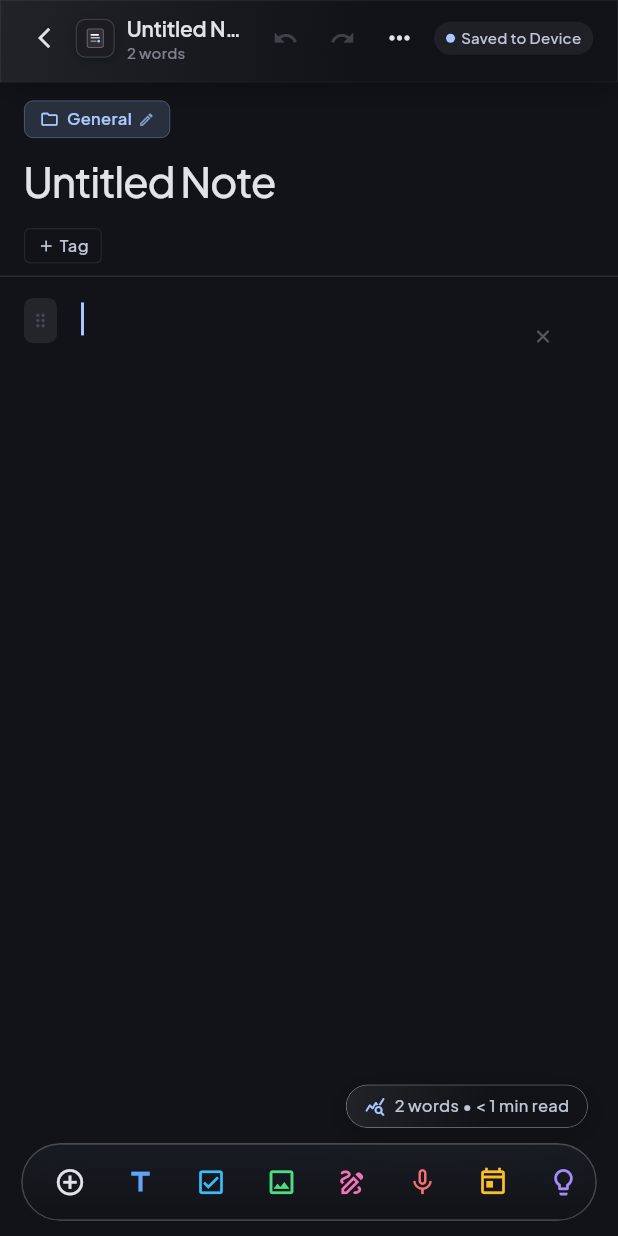
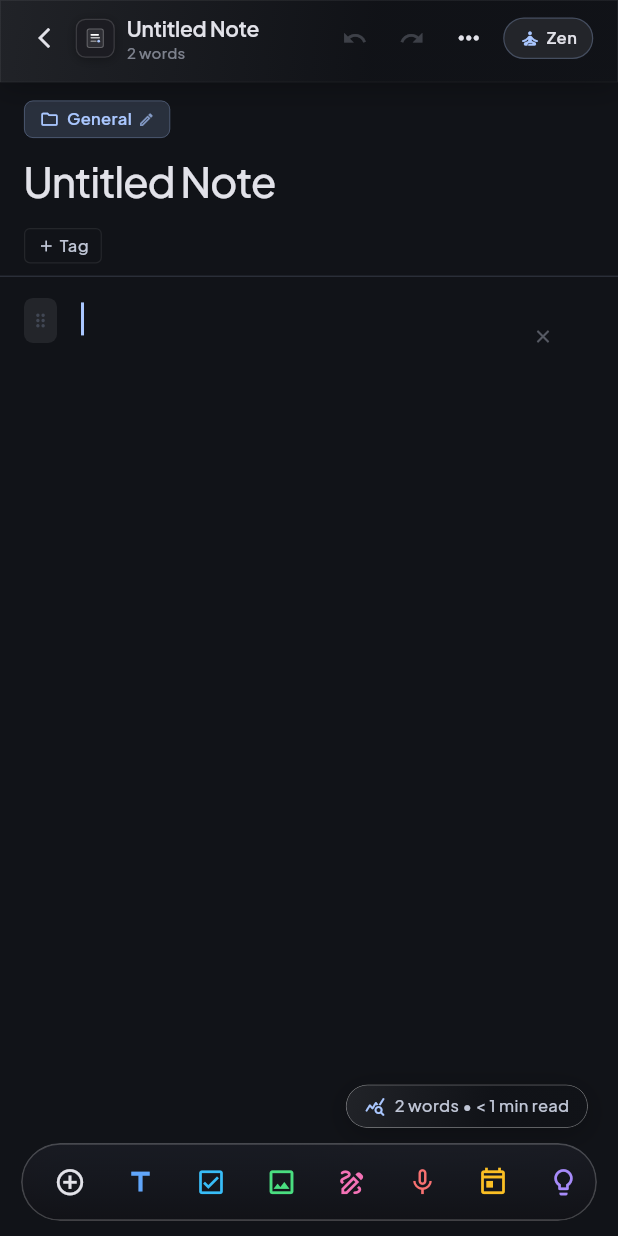
Before and after one commit to AdibSZ/QuickNote, a Flutter app: the screen it shows after launch, after a tap on the "add" icon, on a phone screen of 412 x 824 dp. Run offline on Flutter 3.47's test engine with Material 3 defaults, Android fonts, the phone set to English and light mode, and no system bars; our stand-ins replace audioplayers, bloc, equatable, file_picker, flutter_bloc, google_fonts and 3 more; missing offline and left inert: record.

Commit message:
fix: resolve checklist keyboard dismissal, block reordering offset, mobile back navigation, Zen mode RTL and rich media, and add quick Zen button

```diff
--- a/apps/quicknote/lib/features/editor/presentation/screens/note_editor_screen.dart
+++ b/apps/quicknote/lib/features/editor/presentation/screens/note_editor_screen.dart
@@ -133,7 +133,9 @@ class NoteEditorScreen extends StatelessWidget {
                         onReorderStart: (_) => TactileFeedback.medium(),
                         onReorderItem: (oldIndex, newIndex) {
                           TactileFeedback.heavy();
-                          cubit.reorderBlocks(oldIndex, newIndex);
+                          final titleOffset = state.blocks.indexWhere((b) => b.type != BlockType.title);
+                          final offset = titleOffset == -1 ? 0 : titleOffset;
+                          cubit.reorderBlocks(oldIndex + offset, newIndex + offset);
                         },
                         proxyDecorator: (child, index, animation) {
                           return AnimatedBuilder(
--- a/apps/quicknote/lib/features/editor/presentation/widgets/editor_header.dart
+++ b/apps/quicknote/lib/features/editor/presentation/widgets/editor_header.dart
@@ -5,6 +5,7 @@ import '../../../../core/theme/app_typography.dart';
 import '../../../../core/ui_kit/app_emblem.dart';
 import '../../../../core/ui_kit/glass_container.dart';
 import '../../../../core/ui_kit/glass_icon_button.dart';
+import '../../../../core/ui_kit/tactile_feedback.dart';
 import 'editor_more_menu_sheet.dart';
 
 class EditorHeader extends StatelessWidget {
@@ -162,31 +163,42 @@ class EditorHeader extends StatelessWidget {
                 ),
               ),
               const SizedBox(width: 6),
-              Container(
-                padding: const EdgeInsets.symmetric(horizontal: 8, vertical: 4),
+              InkWell(
+                onTap: () {
+                  TactileFeedback.light();
+                  onZenMode?.call();
+                },
+                borderRadius: BorderRadius.circular(9999),
+                child: Container(
+                  padding: const EdgeInsets.symmetric(horizontal: 10, vertical: 5),
                   decoration: BoxDecoration(
                     color: isDark
-                      ? AppColors.darkSurfaceContainerHigh.withValues(alpha: 0.6)
-                      : AppColors.lightSurfaceContainerHigh.withValues(alpha: 0.6),
+                        ? AppColors.darkSurfaceContainerHigh.withValues(alpha: 0.8)
+                        : AppColors.lightSurfaceContainerHigh.withValues(alpha: 0.8),
                     borderRadius: BorderRadius.circular(9999),
+                    border: Border.all(
+                      color: primary.withValues(alpha: 0.25),
+                      width: 0.8,
+                    ),
                   ),
                   child: Row(
                     mainAxisSize: MainAxisSize.min,
                     children: [
-                    Container(
-                      width: 6,
-                      height: 6,
-                      decoration: BoxDecoration(
-                        color: isSaving ? Colors.amberAccent : primary,
-                        shape: BoxShape.circle,
-                      ),
+                      Icon(
+                        Icons.self_improvement_rounded,
+                        size: 14,
+                        color: primary,
                       ),
                       const SizedBox(width: 4),
                       Text(
-                      isSaving ? '...' : TextRegistry.get(TextKey.savedToDevice),
-                      style: AppTypography.caption(onSurfaceVar, size: 10),
+                        'Zen',
+                        style: AppTypography.caption(onSurface, size: 11).copyWith(
+                          fontWeight: FontWeight.w600,
+                          letterSpacing: 0.3,
+                        ),
                       ),
                     ],
+                  ),
                 ),
               ),
             ],
--- a/apps/quicknote/lib/features/responsive/presentation/screens/responsive_home_screen.dart
+++ b/apps/quicknote/lib/features/responsive/presentation/screens/responsive_home_screen.dart
@@ -170,10 +170,17 @@ class _ResponsiveHomeScreenState extends State<ResponsiveHomeScreen> {
 
   Widget _buildMobileLayout(BuildContext context, NotesDirectoryState state) {
     final isEditor = _activeNote != null;
-    return AnimatedSwitcher(
-      duration: const Duration(milliseconds: 240),
-      switchInCurve: Curves.easeOutCubic,
-      switchOutCurve: Curves.easeInCubic,
+    return PopScope(
+      canPop: !isEditor,
+      onPopInvokedWithResult: (didPop, _) {
+        if (!didPop && isEditor) {
+          _handleBack();
+        }
+      },
+      child: AnimatedSwitcher(
+        duration: const Duration(milliseconds: 240),
+        switchInCurve: Curves.easeOutCubic,
+        switchOutCurve: Curves.easeInCubic,
       transitionBuilder: (child, anim) {
         final isToEditor = child.key.toString().contains('editor');
         final offset = Tween<Offset>(
@@ -202,6 +209,7 @@ class _ResponsiveHomeScreenState extends State<ResponsiveHomeScreen> {
                 ),
               ),
             ),
+      ),
     );
   }
 
--- a/apps/quicknote/pubspec.yaml
+++ b/apps/quicknote/pubspec.yaml
@@ -1,7 +1,7 @@
 name: quicknote
 description: "QuickNote - Hyper-fast Apple Glassmorphic Note Taking Application"
 publish_to: 'none'
-version: 1.0.0+1
+version: 1.0.1+2
 
 environment:
   sdk: ^3.13.2
```
Also changed, not shown: apps/quicknote/lib/features/editor/presentation/widgets/blocks/checklist_block_widget.dart (+3 -9 lines), apps/quicknote/lib/features/zen/presentation/widgets/zen_block_builder.dart (added, +185 -0 lines), apps/quicknote/lib/features/zen/presentation/widgets/zen_mode_modal.dart (+5 -75 lines). Lines whose indentation alone changed are shown as unchanged.
